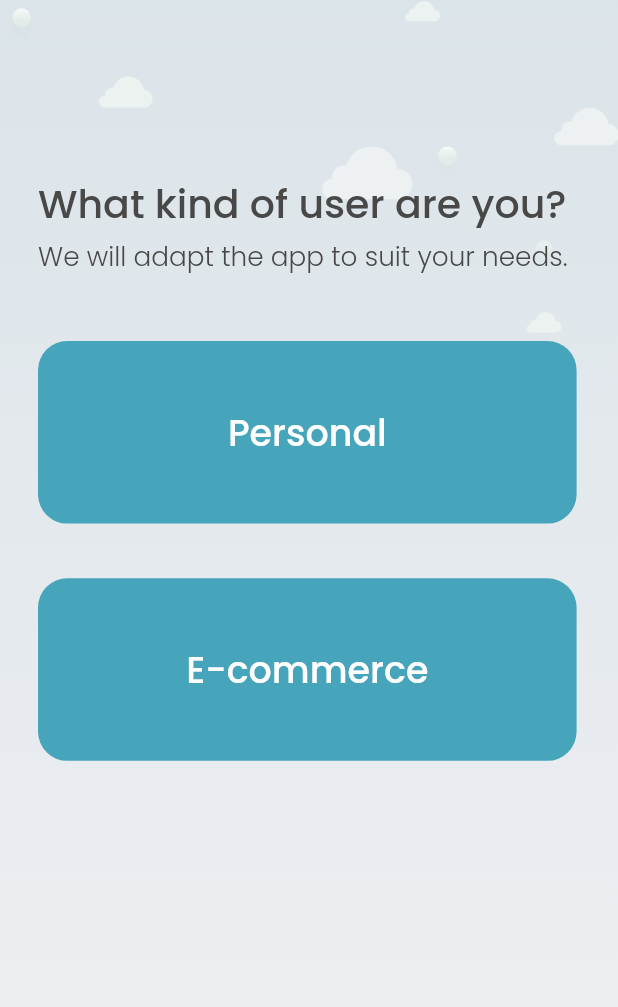
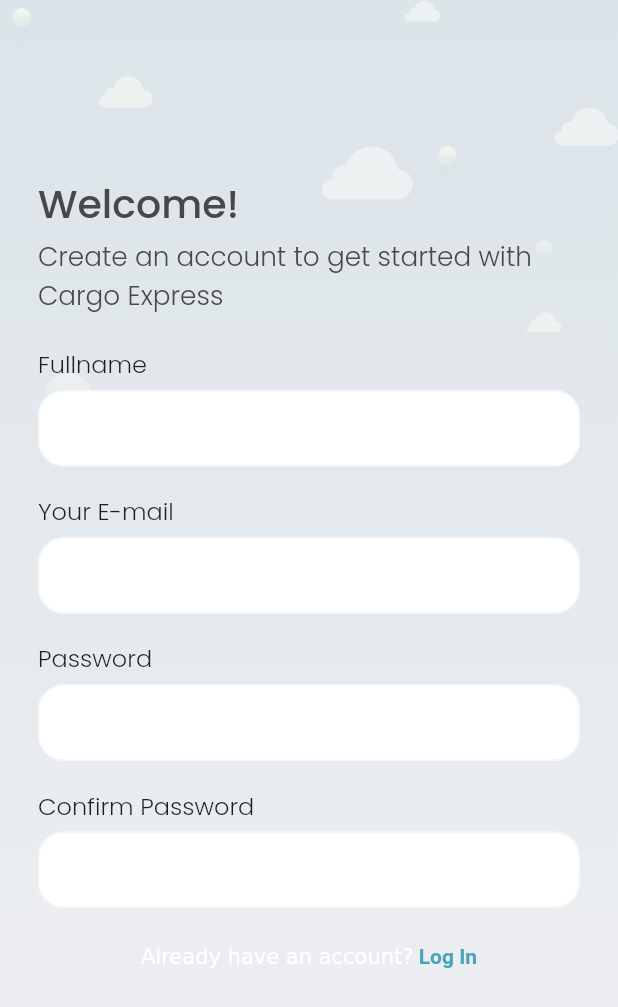
Before and after one commit to FUSION-FUSION/Mobile-Assessment-Flutter, a Flutter app: the screen it shows after launch, on a phone screen of 412 x 824 dp. Shown: the top 1007 px of the screen. Run offline on Flutter 3.47's test engine with Material 2 defaults, Android fonts, the light colour scheme and no system bars; our stand-ins replace get, google_fonts.

Commit message:
created screen for personal registration and also a register field widget

```diff
--- a/lib/main.dart
+++ b/lib/main.dart
@@ -1,7 +1,6 @@
 import 'package:flutter/material.dart';
 import 'package:get/get.dart';
-import 'package:mobile_assessment_flutter/screens/registration/user_type.dart';
-import 'package:mobile_assessment_flutter/screens/splash/splash_screen.dart';
+import 'package:mobile_assessment_flutter/screens/registration/personal_registration.dart';
 
 void main() {
   runApp(const MyApp());
@@ -27,7 +26,7 @@
         // is not restarted.
         primarySwatch: Colors.blue,
       ),
-      home: const UserType(),
+      home: const PersonalRegistration(),
     );
   }
 }
--- /dev/null
+++ b/lib/screens/registration/personal_registration.dart
@@ -0,0 +1,92 @@
+import 'package:flutter/gestures.dart';
+import 'package:flutter/material.dart';
+import 'package:mobile_assessment_flutter/utils/colors.dart';
+import 'package:mobile_assessment_flutter/widgets/app_text.dart';
+import 'package:mobile_assessment_flutter/widgets/gradient_background.dart';
+import 'package:mobile_assessment_flutter/widgets/register_field.dart';
+
+import '../../utils/dimensions.dart';
+
+class PersonalRegistration extends StatelessWidget {
+  const PersonalRegistration({Key? key}) : super(key: key);
+
+  @override
+  Widget build(BuildContext context) {
+    return GradientBackground(
+      child: Scaffold(
+        backgroundColor: Colors.transparent,
+        body: Stack(
+          clipBehavior: Clip.none,
+          children: [
+            Positioned(child: Image.asset('assets/images/bg-app-cloud.png')),
+            Positioned(
+              left: Dimensions.sizeWidthPercent(26.33),
+              right: Dimensions.sizeWidthPercent(26.33),
+              top: Dimensions.sizeHeightPercent(130.46),
+              child: SingleChildScrollView(
+                child: Column(
+                  crossAxisAlignment: CrossAxisAlignment.start,
+                  children: [
+                    AppText(
+                      text: 'Welcome!',
+                      size: 26.33,
+                      bold: true,
+                    ),
+                    SizedBox(height: Dimensions.sizeHeightPercent(4)),
+                    AppText(
+                      text:
+                          'Create an account to get started with Cargo Express',
+                      size: 17.55,
+                    ),
+                    SizedBox(height: Dimensions.sizeHeightPercent(22.44)),
+                    Form(
+                        child: Column(
+                      crossAxisAlignment: CrossAxisAlignment.start,
+                      children: [
+                        RegisterField(
+                          name: 'Fullname',
+                        ),
+                        SizedBox(height: Dimensions.sizeHeightPercent(20)),
+                        RegisterField(
+                          name: 'Your E-mail',
+                        ),
+                        SizedBox(height: Dimensions.sizeHeightPercent(20)),
+                        RegisterField(
+                          name: 'Password',
+                        ),
+                        SizedBox(height: Dimensions.sizeHeightPercent(20)),
+                        RegisterField(
+                          name: 'Confirm Password',
+                        ),
+                        SizedBox(height: Dimensions.sizeHeightPercent(27)),
+                        Center(
+                          child: RichText(
+                            text: TextSpan(
+                              text: 'Already have an account?',
+                              children: <TextSpan>[
+                                TextSpan(
+                                    text: ' Log In',
+                                    recognizer: TapGestureRecognizer()
+                                      ..onTap = () {
+                                        print('Tap');
+                                      },
+                                    style: const TextStyle(
+                                      color: AppColors.primaryBlue,
+                                      fontWeight: FontWeight.bold,
+                                    )),
+                              ],
+                            ),
+                          ),
+                        )
+                      ],
+                    ))
+                  ],
+                ),
+              ),
+            )
+          ],
+        ),
+      ),
+    );
+  }
+}
--- a/lib/screens/registration/user_type.dart
+++ b/lib/screens/registration/user_type.dart
@@ -19,7 +19,7 @@
             Positioned(
                 left: Dimensions.sizeWidthPercent(26.33),
                 right: Dimensions.sizeWidthPercent(26.33),
-                top: Dimensions.sizeHeightPercent(130.46),
+                top: Dimensions.sizeHeightPercent(130.56),
                 child: Column(
                   crossAxisAlignment: CrossAxisAlignment.start,
                   children: [
--- a/lib/utils/colors.dart
+++ b/lib/utils/colors.dart
@@ -5,4 +5,5 @@
 
   static const Color primaryBlack = Color(0xFF1F1F1F);
   static const Color primaryBlue = Color(0XFF46A5BA);
+ static const Color primaryWhite = Color(0xFFFFFFFF);
 }
--- /dev/null
+++ b/lib/widgets/register_field.dart
@@ -0,0 +1,43 @@
+import 'package:flutter/material.dart';
+import 'package:mobile_assessment_flutter/utils/colors.dart';
+import 'package:mobile_assessment_flutter/utils/dimensions.dart';
+import 'package:mobile_assessment_flutter/widgets/app_text.dart';
+
+class RegisterField extends StatelessWidget {
+  String name;
+   RegisterField({Key? key, required this.name}) : super(key: key);
+
+  @override
+  Widget build(BuildContext context) {
+    return Column(
+      crossAxisAlignment: CrossAxisAlignment.start,
+      children: [
+        AppText(
+          text: name,
+          size: 16,
+          color: AppColors.primaryBlack,
+        ),
+        SizedBox(height: Dimensions.sizeHeightPercent(6)),
+        TextFormField(
+          decoration: InputDecoration(
+            isDense: true,
+            filled: true,
+            fillColor: AppColors.primaryWhite,
+            enabledBorder: OutlineInputBorder(
+              borderRadius: BorderRadius.circular(17),
+              borderSide: BorderSide(
+                  color: Colors.grey[100]!,
+                  width: Dimensions.sizeWidthPercent(1)),
+            ),
+            focusedBorder: OutlineInputBorder(
+              borderRadius: BorderRadius.circular(17),
+              borderSide: BorderSide(
+                  color: Colors.grey[100]!,
+                  width: Dimensions.sizeWidthPercent(1)),
+            ),
+          ),
+        ),
+      ],
+    );
+  }
+}
```
